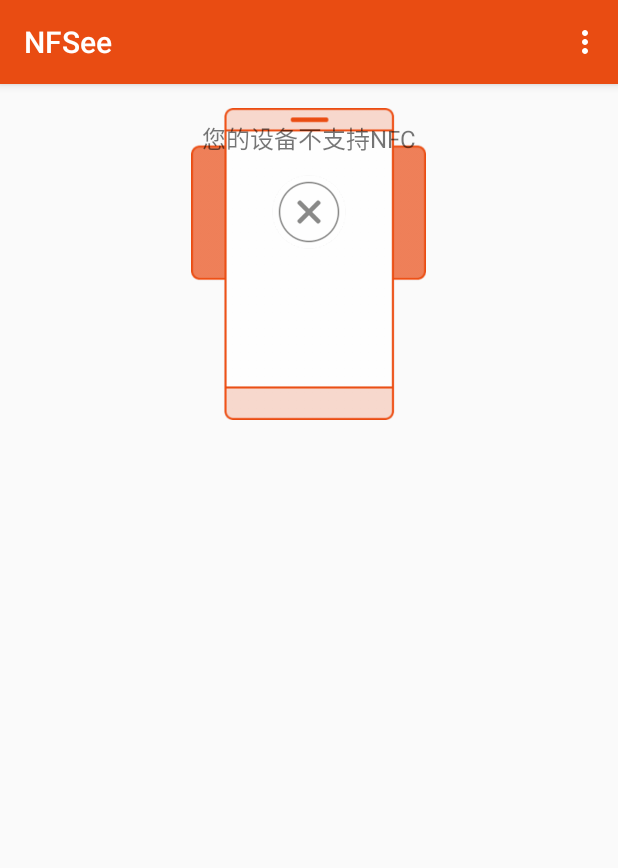
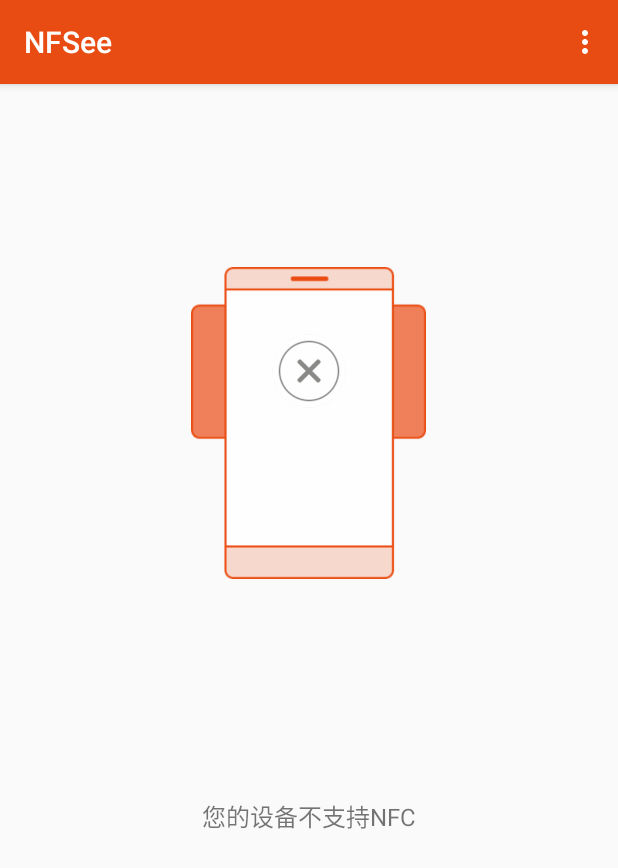
Before and after one commit to nfcim/nfsee-legacy, an Android app: the screen it shows after launch (MainActivity), on a phone screen of 412 x 824 dp. Shown: the top 868 px of the screen. Run offline under Robolectric (Android 15) with nearby library versions, the phone set to English and light mode, and no system bars; libraries missing offline, so code that uses them is left out: net.danlew.android; 1 statement that could not run was skipped.

Commit message:
Fix layout of content_main
Signed-off-by: Harry Chen <i@harrychen.xyz>

```diff
--- a/app/src/main/res/layout/content_main.xml
+++ b/app/src/main/res/layout/content_main.xml
@@ -1,5 +1,5 @@
 <?xml version="1.0" encoding="utf-8"?>
-<androidx.coordinatorlayout.widget.CoordinatorLayout xmlns:android="http://schemas.android.com/apk/res/android"
+<androidx.constraintlayout.widget.ConstraintLayout xmlns:android="http://schemas.android.com/apk/res/android"
     xmlns:app="http://schemas.android.com/apk/res-auto"
     xmlns:tools="http://schemas.android.com/tools"
     android:layout_width="match_parent"
@@ -12,7 +12,7 @@
         android:id="@+id/main_nfc_guide"
         android:layout_width="wrap_content"
         android:layout_height="wrap_content"
-        app:layout_constraintBottom_toBottomOf="parent"
+        app:layout_constraintBottom_toTopOf="@+id/main_nfc_guide_text"
         app:layout_constraintLeft_toLeftOf="parent"
         app:layout_constraintRight_toRightOf="parent"
         app:layout_constraintTop_toTopOf="parent"
@@ -26,7 +26,10 @@
         android:paddingTop="24sp"
         android:text="@string/card_nfc_guide"
         android:textSize="16sp"
-        app:layout_constraintTop_toBottomOf="@id/main_nfc_guide" />
+        app:layout_constraintBottom_toTopOf="@+id/main_nfc_guide_btn"
+        app:layout_constraintEnd_toEndOf="parent"
+        app:layout_constraintStart_toStartOf="parent"
+        app:layout_constraintTop_toBottomOf="@+id/main_nfc_guide" />
 
     <Button
         android:id="@+id/main_nfc_guide_btn"
@@ -36,7 +39,8 @@
         android:text="@string/main_goto_settings"
         app:layout_constraintEnd_toEndOf="parent"
         app:layout_constraintStart_toStartOf="parent"
-        app:layout_constraintTop_toBottomOf="@id/main_nfc_guide_text"
+        app:layout_constraintTop_toBottomOf="@+id/main_nfc_guide_text"
+        app:layout_constraintBottom_toBottomOf="parent"
         android:visibility="invisible" />
 
-</androidx.coordinatorlayout.widget.CoordinatorLayout>
+</androidx.constraintlayout.widget.ConstraintLayout>
--- a/app/src/main/res/values/styles.xml
+++ b/app/src/main/res/values/styles.xml
@@ -6,6 +6,7 @@
         <item name="colorPrimary">@color/colorPrimary</item>
         <item name="colorPrimaryDark">@color/colorPrimaryDark</item>
         <item name="colorAccent">@color/colorAccent</item>
+        <item name="coordinatorLayoutStyle">@style/Widget.Support.CoordinatorLayout</item>
     </style>
 
     <style name="AppTheme.NoActionBar">
```
